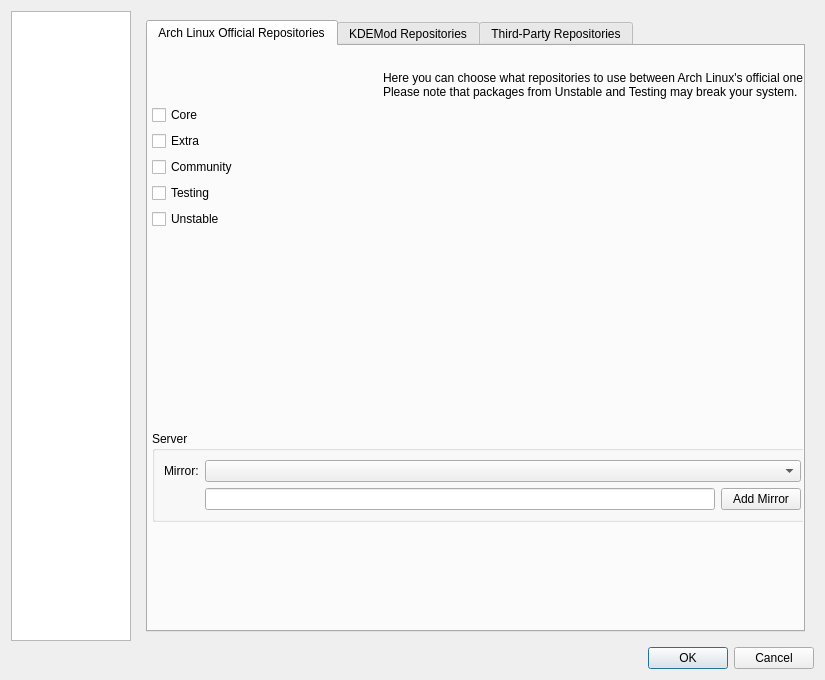
The window that trunk/shaman/ui/configDialog.ui (drf/shaman1) describes before a commit, drawn with Qt 5.
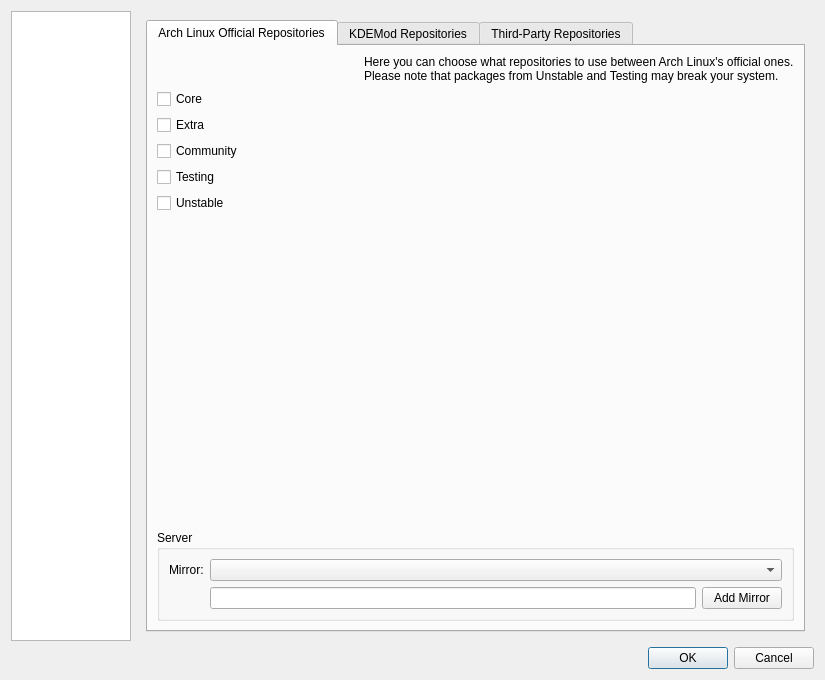
The same window after the commit. The open tabs and pages were chosen to show the change. Icons and pictures are not drawn.

What changed in the file:
```diff
--- a/trunk/shaman/ui/configDialog.ui
+++ b/trunk/shaman/ui/configDialog.ui
@@ -435,15 +435,8 @@
           <attribute name="icon" >
            <iconset resource="qtpacman.qrc" >:/Icons/icons/archlinux-icon-crystal-32.svg</iconset>
           </attribute>
-          <widget class="QWidget" name="" >
-           <property name="geometry" >
-            <rect>
-             <x>4</x>
-             <y>25</y>
-             <width>661</width>
-             <height>451</height>
-            </rect>
-           </property>
+          <layout class="QGridLayout" >
+           <item row="0" column="0" >
            <layout class="QVBoxLayout" >
             <item>
              <layout class="QVBoxLayout" >
@@ -553,7 +546,8 @@
              </widget>
             </item>
            </layout>
-          </widget>
+           </item>
+          </layout>
          </widget>
          <widget class="QWidget" name="KDEModTab" >
           <attribute name="title" >
```
Left out of the diff: 10 changed lines with no effect on the pictures. Lines whose indentation alone changed are shown as unchanged.
